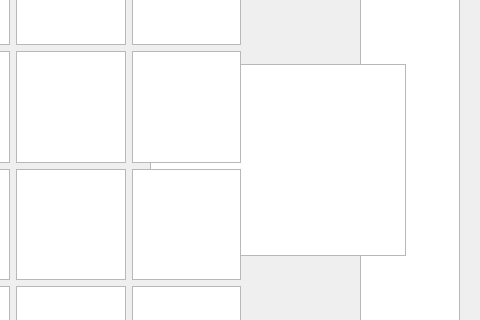
Old version of the form SpaceMonkeys/mainwindow.ui in the repository ishaanrajan/Environmental-Education-App; both pictures show x 720 to 1200 and y 226 to 546 of the 1200 by 900 pixel window.
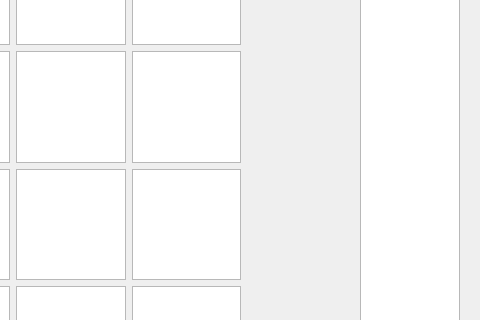
New version of the form.

Commit message: Updated drag/drop to work for all game board pieces

```diff
--- a/SpaceMonkeys/mainwindow.ui
+++ b/SpaceMonkeys/mainwindow.ui
@@ -200,16 +200,6 @@
      </rect>
     </property>
    </widget>
-   <widget class="QListWidget" name="structureSpaceListWidget">
-    <property name="geometry">
-     <rect>
-      <x>870</x>
-      <y>290</y>
-      <width>256</width>
-      <height>192</height>
-     </rect>
-    </property>
-   </widget>
    <widget class="QWidget" name="gridLayoutWidget">
     <property name="geometry">
      <rect>
```
Left out of the diff: 2 changed lines with no effect on the pictures. The commit also changes 1 other file.
